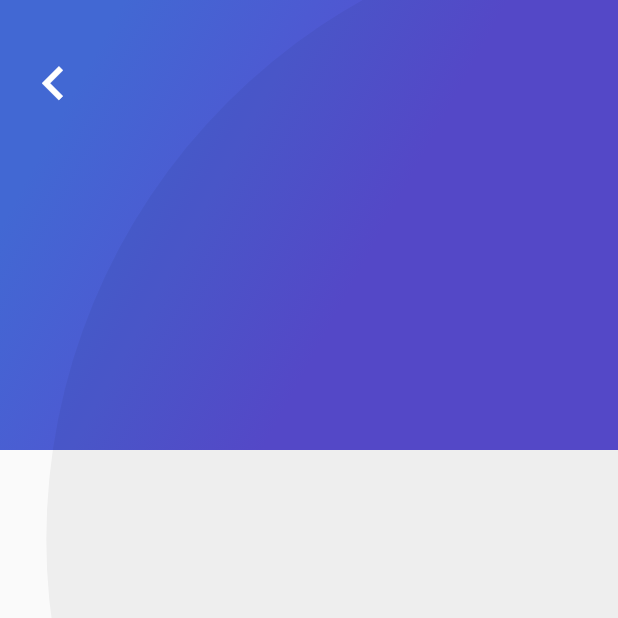
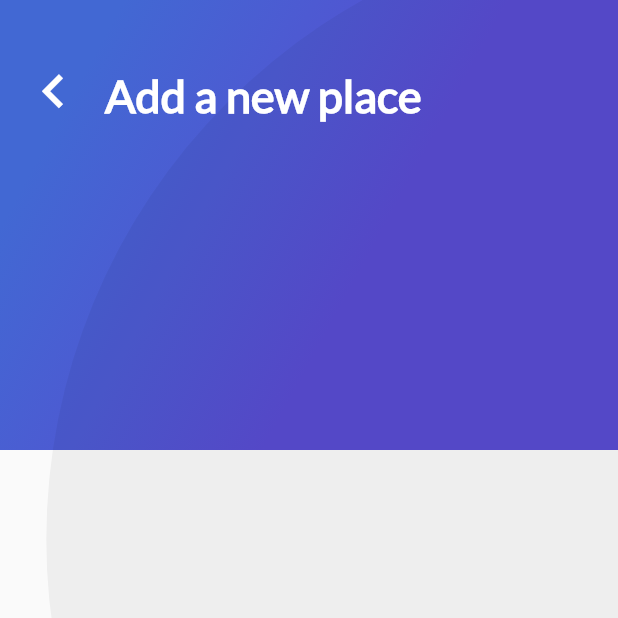
Before and after one commit to gpbonillas/platzi_trips_app, a Flutter app: the AddPlaceScreen screen opened directly, on a phone screen of 412 x 824 dp, the top half of it. Run offline on Flutter 3.47's test engine with Material 2 defaults, Android fonts, the phone set to English and light mode, and no system bars; our stand-ins replace cloud_firestore, firebase_auth, firebase_core, google_sign_in; missing offline and left inert: generic_bloc_provider; accounts and stored records are empty.

Commit message:
Customize a widget Text in Appbar

```diff
--- a/lib/Place/ui/screens/add_place_screen.dart
+++ b/lib/Place/ui/screens/add_place_screen.dart
@@ -1,10 +1,11 @@
-import 'dart:html';
+import 'dart:io';
 import 'package:flutter/material.dart';
 import 'package:platzi_trips_app/widgets/gradient_back.dart';
+import 'package:platzi_trips_app/widgets/title_header.dart';
 
 class AddPlaceScreen extends StatefulWidget {
+  File image;
 
-  File image;
   AddPlaceScreen({Key key, this.image});
 
   @override
@@ -17,7 +18,9 @@ class _AddPlaceScreenState extends State<AddPlaceScreen> {
     return Scaffold(
       body: Stack(
         children: [
-          GradientBack(height: 300.0,),
+          GradientBack(
+            height: 300.0,
+          ),
           Row(
             children: [
               Container(
@@ -26,12 +29,22 @@ class _AddPlaceScreenState extends State<AddPlaceScreen> {
                   height: 45.0,
                   width: 45.0,
                   child: IconButton(
-                    icon: Icon(Icons.keyboard_arrow_left, color: Colors.white, size: 45.0,),
+                    icon: Icon(
+                      Icons.keyboard_arrow_left,
+                      color: Colors.white,
+                      size: 45.0,
+                    ),
                     onPressed: () {
                       Navigator.pop(context);
                     },
                   ),
                 ),
+              ),
+              Flexible(
+                child: Container(
+                  padding: EdgeInsets.only(top: 45.0, left: 20.0, right: 10.0),
+                  child: TitleHeader(title: "Add a new place"),
+                )
               )
             ],
           )
--- a/lib/User/ui/widgets/button_bar.dart
+++ b/lib/User/ui/widgets/button_bar.dart
@@ -1,4 +1,5 @@
-import 'dart:html';
+
+import 'dart:io';
 
 import 'package:flutter/material.dart';
 import 'package:generic_bloc_provider/generic_bloc_provider.dart';
--- /dev/null
+++ b/lib/widgets/title_header.dart
@@ -0,0 +1,21 @@
+import 'package:flutter/material.dart';
+
+class TitleHeader extends StatelessWidget {
+
+  final String title;
+
+  TitleHeader({Key key, @required this.title});
+
+  @override
+  Widget build(BuildContext context) {
+    return Text(
+      title,
+      style: TextStyle(
+        color: Colors.white,
+        fontSize: 30.0,
+        fontFamily: "Lato",
+        fontWeight: FontWeight.bold
+      ),
+    );
+  }
+}
```
